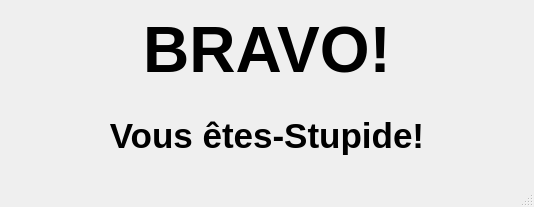
Above: Kapitel 6/success.ui from Dhalu-the-great/Uebungen-GeoProgrammierung-I before the change. Below: the same form after it.
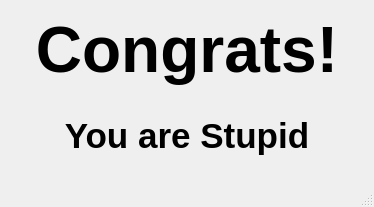
That is the form after the change.

Patch:
```diff
--- a/Kapitel 6/success.ui
+++ b/Kapitel 6/success.ui
@@ -6,7 +6,7 @@
    <rect>
     <x>0</x>
     <y>0</y>
-    <width>534</width>
+    <width>374</width>
     <height>207</height>
    </rect>
   </property>
@@ -26,7 +26,7 @@
        </font>
       </property>
       <property name="text">
-       <string>BRAVO!</string>
+       <string>Congrats!</string>
       </property>
       <property name="alignment">
        <set>Qt::AlignCenter</set>
@@ -44,7 +44,7 @@
        </font>
       </property>
       <property name="text">
-       <string>Vous êtes-Stupide!</string>
+       <string>You are Stupid</string>
       </property>
       <property name="alignment">
        <set>Qt::AlignCenter</set>
```
Left out of the diff: 2 changed lines with no effect on the pictures.
